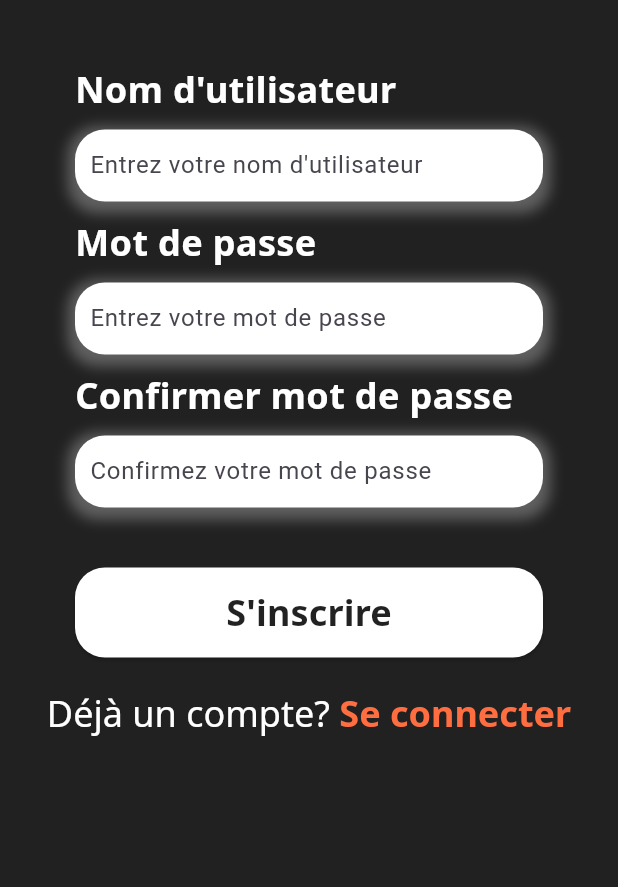
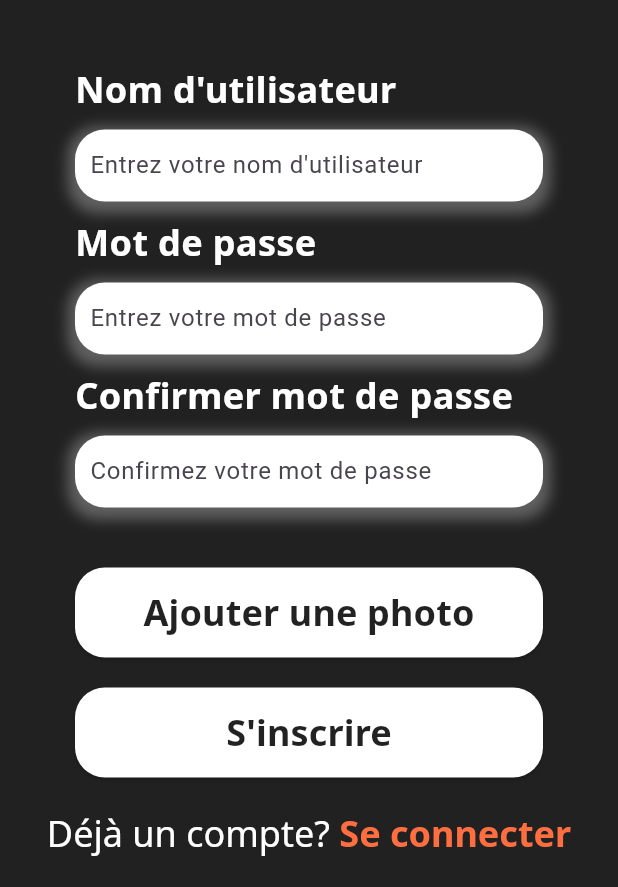
Before and after one commit to ZarzyckiAlexis/GarageApp, a Flutter app: the Register screen opened by its route, on a phone screen of 412 x 824 dp, the part 349-1236 px from its top. Run offline on Flutter 3.47's test engine with Material 3 defaults, Android fonts, the light colour scheme and no system bars; our stand-ins replace google_fonts, image_picker, shared_preferences; accounts and stored records are empty.

Commit message:
Fin
fin du projet, + qu'a add commentaire

```diff
--- a/AndroidStudio/lib/register.dart
+++ b/AndroidStudio/lib/register.dart
@@ -59,6 +59,38 @@ class _RegisterState extends State<Register> {
                   utils.inputStyle("Confirmer mot de passe", "Confirmez votre mot de passe", confPasswordController),
 
                 ],
+              ),
+            ),
+            const SizedBox(
+              height: 20,
+            ),
+            Padding(
+              padding: const EdgeInsets.symmetric(horizontal: 50),
+              child: SizedBox(
+                width: double.infinity,
+                height: 60,
+                child: ElevatedButton(
+                  onPressed: () {
+                    utils.setImage();
+                  },
+                  style: ElevatedButton.styleFrom(
+                    backgroundColor: Colors.white,
+                    shape: RoundedRectangleBorder(
+                      borderRadius: BorderRadius.circular(20),
+                    ),
+                  ),
+                  child: Text(
+                    "Ajouter une photo",
+                    style: GoogleFonts.notoSans(
+                      textStyle: const TextStyle(
+                        fontSize: 24,
+                        fontWeight: FontWeight.bold,
+                        color: Colors.black87,
+                        decoration: TextDecoration.none,
+                      ),
+                    ),
+                  ),
+                ),
               ),
             ),
             const SizedBox(
--- a/AndroidStudio/pubspec.yaml
+++ b/AndroidStudio/pubspec.yaml
@@ -33,6 +33,7 @@ dependencies:
   google_fonts: ^6.1.0
   shared_preferences: ^2.0.0
   http: ^1.1.2
+  image_picker: ^0.8.4+4
 
 
   # The following adds the Cupertino Icons font to your application.
```
Also changed, not shown: AndroidStudio/lib/profile.dart (+28 -7 lines), AndroidStudio/lib/utils.dart (+21 -1 lines), AndroidStudio/pubspec.lock.
